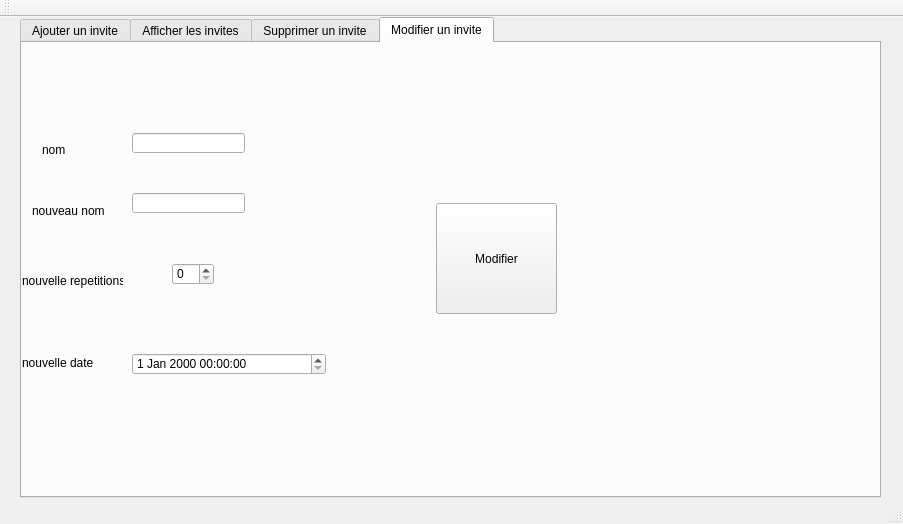
Old version of the form mainwindow.ui in the repository WajihAlouini/Projet_SmartRadio-2A34.
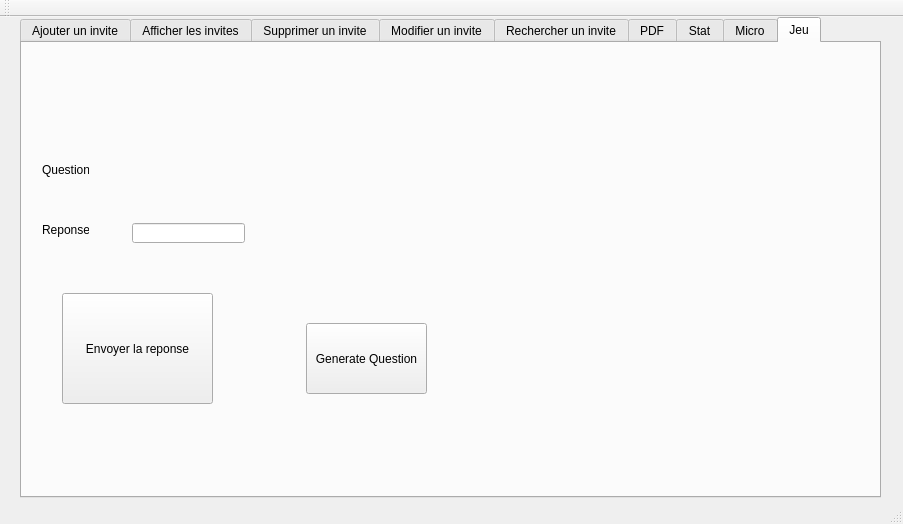
New version of the form. The open tabs and pages were chosen to show the change.

```diff
--- a/mainwindow.ui
+++ b/mainwindow.ui
@@ -238,18 +238,8 @@
      <widget class="QLineEdit" name="le_nom_2">
       <property name="geometry">
        <rect>
-        <x>110</x>
-        <y>90</y>
-        <width>113</width>
-        <height>20</height>
-       </rect>
-      </property>
-     </widget>
-     <widget class="QLineEdit" name="le_nvnom">
-      <property name="geometry">
-       <rect>
-        <x>110</x>
-        <y>150</y>
+        <x>120</x>
+        <y>120</y>
         <width>113</width>
         <height>20</height>
        </rect>
@@ -258,40 +248,27 @@
      <widget class="QLabel" name="label_8">
       <property name="geometry">
        <rect>
-        <x>20</x>
-        <y>100</y>
-        <width>47</width>
-        <height>14</height>
-       </rect>
-      </property>
-      <property name="text">
-       <string>nom</string>
-      </property>
-     </widget>
-     <widget class="QLabel" name="label_9">
-      <property name="geometry">
-       <rect>
-        <x>10</x>
-        <y>160</y>
-        <width>81</width>
+        <x>0</x>
+        <y>120</y>
+        <width>51</width>
         <height>16</height>
        </rect>
       </property>
       <property name="text">
-       <string>nouveau nom</string>
+       <string>Identifiant</string>
       </property>
      </widget>
      <widget class="QLabel" name="label_10">
       <property name="geometry">
        <rect>
         <x>0</x>
-        <y>230</y>
-        <width>101</width>
+        <y>220</y>
+        <width>111</width>
         <height>16</height>
        </rect>
       </property>
       <property name="text">
-       <string>nouvelle repetitions</string>
+       <string>New repetitions</string>
       </property>
      </widget>
      <widget class="QLabel" name="label_11">
@@ -299,12 +276,12 @@
        <rect>
         <x>0</x>
         <y>310</y>
-        <width>71</width>
+        <width>111</width>
         <height>20</height>
        </rect>
       </property>
       <property name="text">
-       <string>nouvelle date</string>
+       <string>New Date and Time</string>
       </property>
      </widget>
      <widget class="QSpinBox" name="le_nvrep">
@@ -317,16 +294,6 @@
        </rect>
       </property>
      </widget>
-     <widget class="QDateTimeEdit" name="la_nvdate">
-      <property name="geometry">
-       <rect>
-        <x>110</x>
-        <y>310</y>
-        <width>194</width>
-        <height>22</height>
-       </rect>
-      </property>
-     </widget>
      <widget class="QPushButton" name="pb_modifier">
       <property name="geometry">
        <rect>
@@ -338,6 +305,264 @@
       </property>
       <property name="text">
        <string>Modifier</string>
+      </property>
+     </widget>
+     <widget class="QDateTimeEdit" name="datetime_modifier_2">
+      <property name="geometry">
+       <rect>
+        <x>140</x>
+        <y>310</y>
+        <width>194</width>
+        <height>22</height>
+       </rect>
+      </property>
+     </widget>
+    </widget>
+    <widget class="QWidget" name="tab_5">
+     <attribute name="title">
+      <string>Rechercher un invite</string>
+     </attribute>
+     <widget class="QLineEdit" name="id_recherche">
+      <property name="geometry">
+       <rect>
+        <x>142</x>
+        <y>130</y>
+        <width>151</width>
+        <height>20</height>
+       </rect>
+      </property>
+     </widget>
+     <widget class="QLabel" name="label_9">
+      <property name="geometry">
+       <rect>
+        <x>20</x>
+        <y>140</y>
+        <width>61</width>
+        <height>16</height>
+       </rect>
+      </property>
+      <property name="text">
+       <string>Identifiant</string>
+      </property>
+     </widget>
+     <widget class="QLabel" name="label_14">
+      <property name="geometry">
+       <rect>
+        <x>20</x>
+        <y>270</y>
+        <width>51</width>
+        <height>16</height>
+       </rect>
+      </property>
+      <property name="text">
+       <string>Date Time</string>
+      </property>
+     </widget>
+     <widget class="QTableView" name="tab_recherche">
+      <property name="geometry">
+       <rect>
+        <x>400</x>
+        <y>40</y>
+        <width>391</width>
+        <height>391</height>
+       </rect>
+      </property>
+     </widget>
+     <widget class="QPushButton" name="pb_recherche">
+      <property name="geometry">
+       <rect>
+        <x>84</x>
+        <y>320</y>
+        <width>131</width>
+        <height>81</height>
+       </rect>
+      </property>
+      <property name="text">
+       <string>Search</string>
+      </property>
+     </widget>
+     <widget class="QDateTimeEdit" name="datetime_recherche">
+      <property name="geometry">
+       <rect>
+        <x>140</x>
+        <y>260</y>
+        <width>194</width>
+        <height>22</height>
+       </rect>
+      </property>
+     </widget>
+    </widget>
+    <widget class="QWidget" name="tab_6">
+     <attribute name="title">
+      <string>PDF</string>
+     </attribute>
+     <widget class="QPushButton" name="pb_pdf">
+      <property name="geometry">
+       <rect>
+        <x>50</x>
+        <y>80</y>
+        <width>241</width>
+        <height>231</height>
+       </rect>
+      </property>
+      <property name="text">
+       <string>Print PDF</string>
+      </property>
+     </widget>
+     <widget class="QTextEdit" name="pdf">
+      <property name="geometry">
+       <rect>
+        <x>400</x>
+        <y>40</y>
+        <width>301</width>
+        <height>311</height>
+       </rect>
+      </property>
+     </widget>
+    </widget>
+    <widget class="QWidget" name="tab_7">
+     <attribute name="title">
+      <string>Stat</string>
+     </attribute>
+     <widget class="QPushButton" name="pb_stat">
+      <property name="geometry">
+       <rect>
+        <x>124</x>
+        <y>120</y>
+        <width>141</width>
+        <height>101</height>
+       </rect>
+      </property>
+      <property name="text">
+       <string>Stat</string>
+      </property>
+     </widget>
+    </widget>
+    <widget class="QWidget" name="tab_8">
+     <attribute name="title">
+      <string>Micro</string>
+     </attribute>
+     <widget class="QPushButton" name="start_micro">
+      <property name="geometry">
+       <rect>
+        <x>100</x>
+        <y>40</y>
+        <width>191</width>
+        <height>101</height>
+       </rect>
+      </property>
+      <property name="text">
+       <string>Start Mic</string>
+      </property>
+     </widget>
+     <widget class="QPushButton" name="stop_micro">
+      <property name="geometry">
+       <rect>
+        <x>570</x>
+        <y>20</y>
+        <width>201</width>
+        <height>101</height>
+       </rect>
+      </property>
+      <property name="text">
+       <string>Stop Mic</string>
+      </property>
+     </widget>
+     <widget class="QWidget" name="verticalLayoutWidget">
+      <property name="geometry">
+       <rect>
+        <x>239</x>
+        <y>110</y>
+        <width>321</width>
+        <height>291</height>
+       </rect>
+      </property>
+      <layout class="QVBoxLayout" name="layout"/>
+     </widget>
+    </widget>
+    <widget class="QWidget" name="tab_9">
+     <attribute name="title">
+      <string>Jeu</string>
+     </attribute>
+     <widget class="QLineEdit" name="reponse">
+      <property name="geometry">
+       <rect>
+        <x>110</x>
+        <y>180</y>
+        <width>113</width>
+        <height>20</height>
+       </rect>
+      </property>
+     </widget>
+     <widget class="QPushButton" name="reponse_enigme">
+      <property name="geometry">
+       <rect>
+        <x>40</x>
+        <y>250</y>
+        <width>151</width>
+        <height>111</height>
+       </rect>
+      </property>
+      <property name="text">
+       <string>Envoyer la reponse</string>
+      </property>
+     </widget>
+     <widget class="QLabel" name="question">
+      <property name="geometry">
+       <rect>
+        <x>100</x>
+        <y>100</y>
+        <width>741</width>
+        <height>41</height>
+       </rect>
+      </property>
+      <property name="maximumSize">
+       <size>
+        <width>741</width>
+        <height>41</height>
+       </size>
+      </property>
+      <property name="text">
+       <string/>
+      </property>
+     </widget>
+     <widget class="QPushButton" name="generate_enigme">
+      <property name="geometry">
+       <rect>
+        <x>284</x>
+        <y>280</y>
+        <width>121</width>
+        <height>71</height>
+       </rect>
+      </property>
+      <property name="text">
+       <string>Generate Question</string>
+      </property>
+     </widget>
+     <widget class="QLabel" name="label_12">
+      <property name="geometry">
+       <rect>
+        <x>20</x>
+        <y>120</y>
+        <width>47</width>
+        <height>14</height>
+       </rect>
+      </property>
+      <property name="text">
+       <string>Question</string>
+      </property>
+     </widget>
+     <widget class="QLabel" name="label_13">
+      <property name="geometry">
+       <rect>
+        <x>20</x>
+        <y>180</y>
+        <width>47</width>
+        <height>14</height>
+       </rect>
+      </property>
+      <property name="text">
+       <string>Reponse</string>
       </property>
      </widget>
     </widget>
```
Left out of the diff: 66 changed lines with no effect on the pictures.
